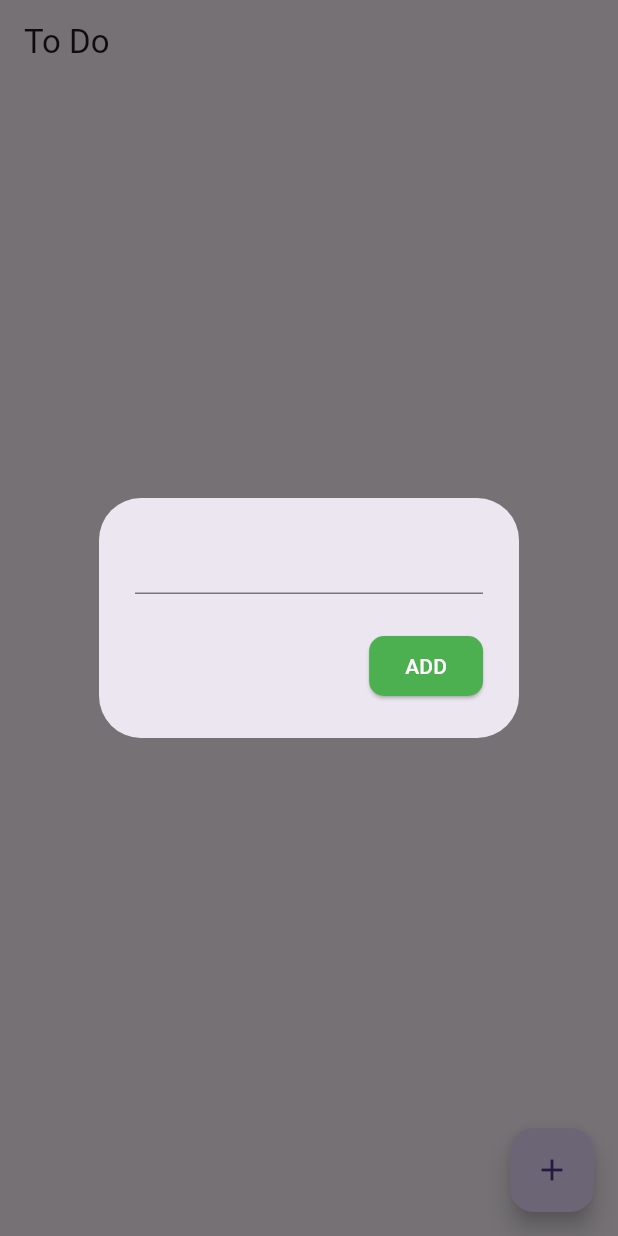
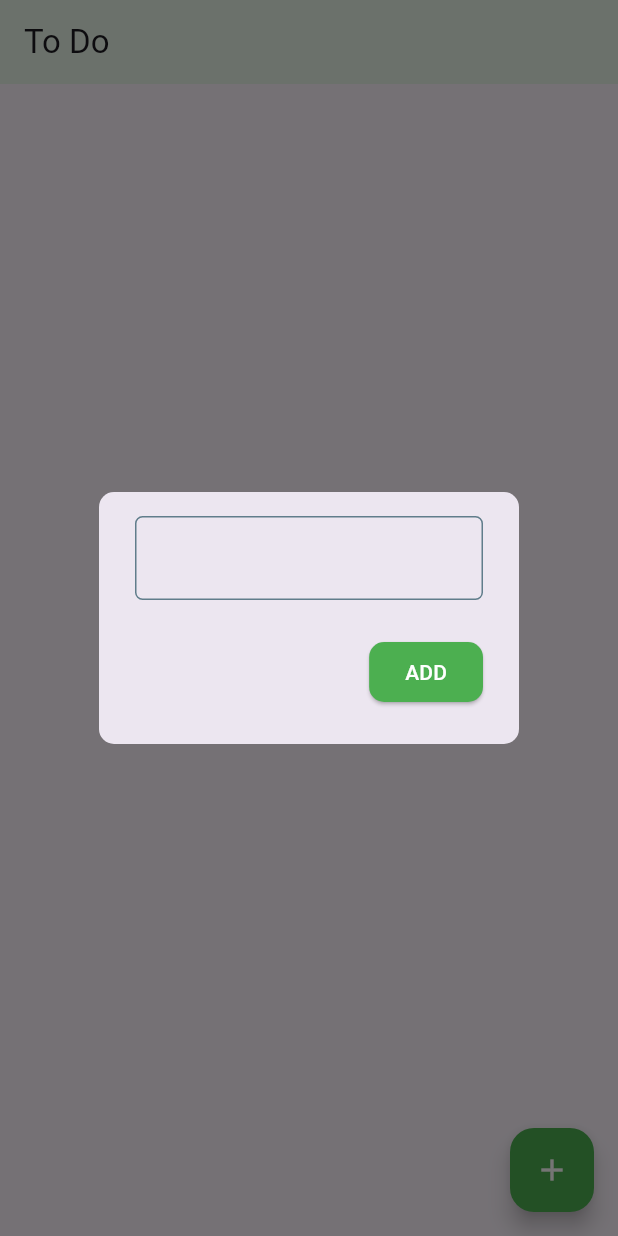
Before and after one commit to HarryMolla/To-Do-List-Using-Firebase, a Flutter app: the screen it shows after launch, after a tap on the "add" icon, on a phone screen of 412 x 824 dp. Run offline on Flutter 3.47's test engine with Material 3 defaults, Android fonts, the phone set to English and light mode, and no system bars; our stand-ins replace cloud_firestore, firebase_core; accounts and stored records are empty.

Commit message:
UI Update, all finshed

```diff
--- a/lib/firestore.dart
+++ b/lib/firestore.dart
@@ -1,5 +1,3 @@
-
-
 import 'package:cloud_firestore/cloud_firestore.dart';
 
 class FirestoreService{
--- a/lib/home_page.dart
+++ b/lib/home_page.dart
@@ -25,7 +25,24 @@ class _MyAppState extends State<MyApp> {
     showDialog(
         context: context,
         builder: (context) => AlertDialog(
-              content: TextField(controller: textController),
+             shape: RoundedRectangleBorder(
+             borderRadius: BorderRadius.circular(10)
+             ),
+              content: TextField(
+                cursorColor: Colors.green,
+                decoration: InputDecoration(
+                 enabledBorder: OutlineInputBorder(
+                  borderSide: BorderSide(color:Colors.blueGrey),
+                  borderRadius: BorderRadius.circular(5)
+                 ),
+                 focusedBorder: OutlineInputBorder(
+                  borderSide: BorderSide(color: Colors.green),
+                  borderRadius: BorderRadius.circular(5)
+                 )
+
+                ),
+                controller: textController
+                ),
               actions: [
                 // Add Button
                 ElevatedButton(
@@ -62,11 +79,13 @@ class _MyAppState extends State<MyApp> {
   Widget build(BuildContext context) {
     return Scaffold(
       appBar: AppBar(
+        backgroundColor: const Color.fromARGB(255, 234, 247, 234),
         title: Text('To Do'),
       ),
       floatingActionButton: FloatingActionButton(
+        backgroundColor: Colors.green,
         onPressed: openNoteBox,
-        child: Icon(Icons.add),
+        child: Icon(Icons.add, color: Colors.white,),
       ),
       body: StreamBuilder<QuerySnapshot>(
         stream: firestoreService.getNotesStream(),
@@ -75,7 +94,10 @@ class _MyAppState extends State<MyApp> {
           if (snapshot.hasData) {
             List notesList = snapshot.data!.docs;
             //display as list view
-            return ListView.builder(
+            return ListView.separated(
+              separatorBuilder: (context, index) {
+                return Divider(thickness: 0.3, );
+              },
               itemCount: notesList.length,
               itemBuilder: (context, index) {
                 //get each individual document
@@ -87,6 +109,7 @@ class _MyAppState extends State<MyApp> {
                 String noteText = data['note'];
                 //display as list tail
                 return ListTile(
+
                   trailing: PopupMenuButton<int>(
                     onSelected: (value) {
                       if (value == 1) {
```
